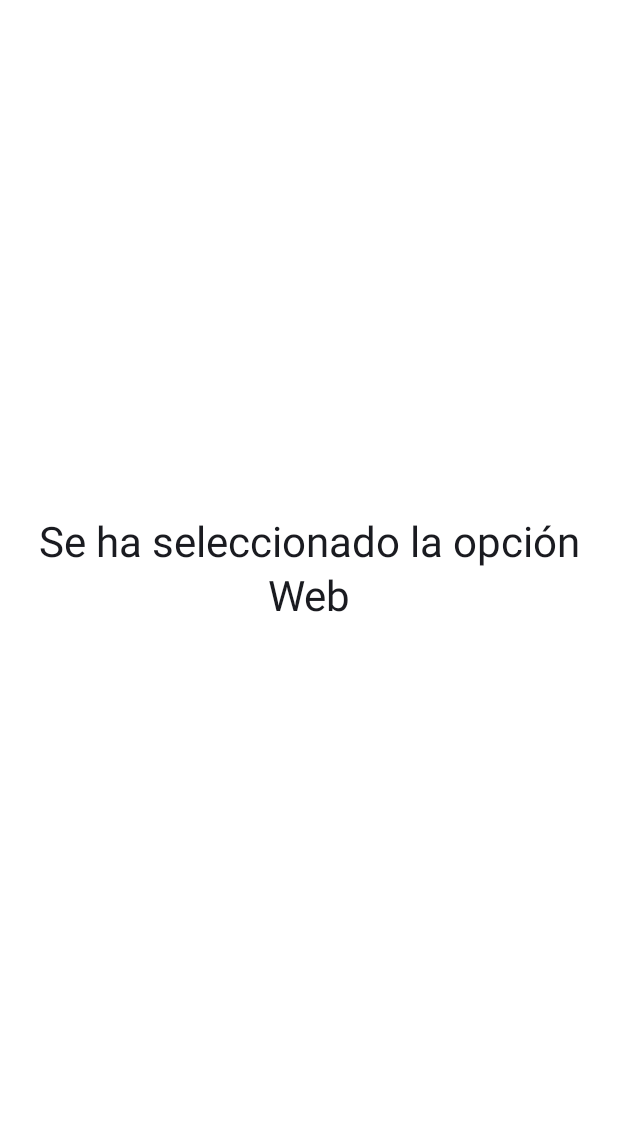
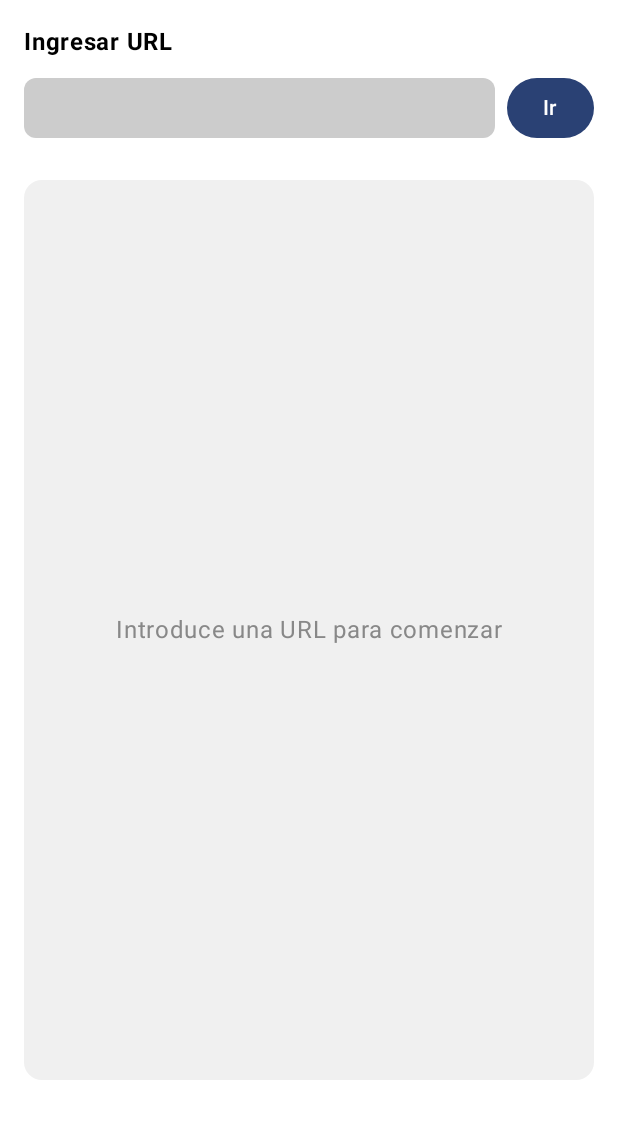
Before and after one commit to mateopelaez04/proyecto-poli, an Android app built with Jetpack Compose: the screen it shows after launch (MainActivity), after a tap on "Web", on a phone screen of 412 x 824 dp, the part 96-1235 px from its top. Run offline under Robolectric (Android 15) with nearby library versions, the phone set to English and light mode, and no system bars; 1 statement that could not run was skipped; 1 other tap on this screen came first.

Commit message:
Update WebFragment.kt

```diff
--- a/app/src/main/java/com/example/proyectopoli/screens/fragments/content/WebFragment.kt
+++ b/app/src/main/java/com/example/proyectopoli/screens/fragments/content/WebFragment.kt
@@ -1,28 +1,155 @@
 package com.example.proyectopoli.screens.fragments.content
 
-import androidx.compose.foundation.layout.Box
-import androidx.compose.foundation.layout.fillMaxSize
-import androidx.compose.foundation.layout.padding
-import androidx.compose.material3.MaterialTheme
-import androidx.compose.material3.Text
-import androidx.compose.runtime.Composable
+import android.webkit.WebResourceRequest
+import android.webkit.WebView
+import android.webkit.WebViewClient
+import androidx.compose.foundation.background
+import androidx.compose.foundation.layout.*
+import androidx.compose.foundation.shape.RoundedCornerShape
+import androidx.compose.foundation.text.BasicTextField
+import androidx.compose.material3.*
+import androidx.compose.runtime.*
 import androidx.compose.ui.Alignment
 import androidx.compose.ui.Modifier
-import androidx.compose.ui.text.style.TextAlign
+import androidx.compose.ui.draw.clip
+import androidx.compose.ui.graphics.Color
+import androidx.compose.ui.platform.LocalContext
+import androidx.compose.ui.text.TextStyle
+import androidx.compose.ui.text.font.FontWeight
 import androidx.compose.ui.unit.dp
+import androidx.compose.ui.unit.sp
+import androidx.compose.ui.viewinterop.AndroidView
+import java.net.URL
 
 @Composable
 fun WebFragment() {
+    var searchQuery by remember { mutableStateOf("") }
+    var searchUrl by remember { mutableStateOf("") }
+    var showError by remember { mutableStateOf(false) }
+
+    val snackbarHostState = remember { SnackbarHostState() }
+
+    Scaffold(
+        modifier = Modifier.background(Color.White),
+        snackbarHost = { SnackbarHost(hostState = snackbarHostState) }
+    ) { padding ->
+        Column(
+            modifier = Modifier
+                .fillMaxSize()
+                .padding(padding)
+                .background(Color.White)
+                .padding(16.dp),
+            verticalArrangement = Arrangement.spacedBy(8.dp)
+        ) {
+            Text(
+                text = "Ingresar URL",
+                fontSize = 16.sp,
+                fontWeight = FontWeight.Bold,
+                color = Color.Black
+            )
+
+            Row(
+                modifier = Modifier.fillMaxWidth(),
+                verticalAlignment = Alignment.CenterVertically
+            ) {
                 Box(
                     modifier = Modifier
-            .fillMaxSize()
-            .padding(16.dp),
+                        .weight(1f)
+                        .height(40.dp)
+                        .clip(RoundedCornerShape(8.dp))
+                        .background(Color.LightGray)
+                        .padding(horizontal = 8.dp),
+                    contentAlignment = Alignment.CenterStart
+                ) {
+                    BasicTextField(
+                        value = searchQuery,
+                        onValueChange = { searchQuery = it },
+                        textStyle = TextStyle(fontSize = 14.sp, color = Color.Black),
+                        modifier = Modifier.fillMaxWidth(),
+                        singleLine = true
+                    )
+                }
+
+                Spacer(modifier = Modifier.width(8.dp))
+
+                Button(onClick = {
+                    val finalUrl = if (searchQuery.startsWith("http://") || searchQuery.startsWith("https://")) {
+                        searchQuery
+                    } else {
+                        "https://${searchQuery}"
+                    }
+
+                    if (isValidUrl(finalUrl)) {
+                        searchUrl = finalUrl
+                        showError = false
+                    } else {
+                        showError = true
+                    }
+                }) {
+                    Text("Ir")
+                }
+            }
+
+            Spacer(modifier = Modifier.height(8.dp))
+
+            if (showError) {
+                LaunchedEffect(snackbarHostState) {
+                    snackbarHostState.showSnackbar("La URL no es válida.")
+                }
+            }
+
+            if (searchUrl.isNotEmpty()) {
+                WebViewContainer(url = searchUrl)
+            } else {
+                Box(
+                    modifier = Modifier
+                        .fillMaxWidth()
+                        .height(600.dp)
+                        .clip(RoundedCornerShape(12.dp))
+                        .background(Color(0xFFF0F0F0)),
                     contentAlignment = Alignment.Center
                 ) {
                     Text(
-            text = "Se ha seleccionado la opción Web",
-            style = MaterialTheme.typography.headlineMedium,
-            textAlign = TextAlign.Center
+                        text = "Introduce una URL para comenzar",
+                        fontSize = 16.sp,
+                        color = Color.Gray
                     )
                 }
             }
+        }
+    }
+}
+
+fun isValidUrl(url: String): Boolean {
+    return try {
+        URL(url)
+        true
+    } catch (e: Exception) {
+        false
+    }
+}
+
+@Composable
+fun WebViewContainer(url: String) {
+    AndroidView(
+        factory = { context ->
+            WebView(context).apply {
+                webViewClient = object : WebViewClient() {
+                    override fun shouldOverrideUrlLoading(
+                        view: WebView?,
+                        request: WebResourceRequest?
+                    ): Boolean {
+                        return false
+                    }
+                }
+                settings.javaScriptEnabled = true
+                settings.domStorageEnabled = true
+                loadUrl(url)
+            }
+        },
+        update = { view -> view.loadUrl(url) },
+        modifier = Modifier
+            .fillMaxWidth()
+            .height(600.dp)
+    )
+}
```
Lines whose indentation alone changed are shown as unchanged.
